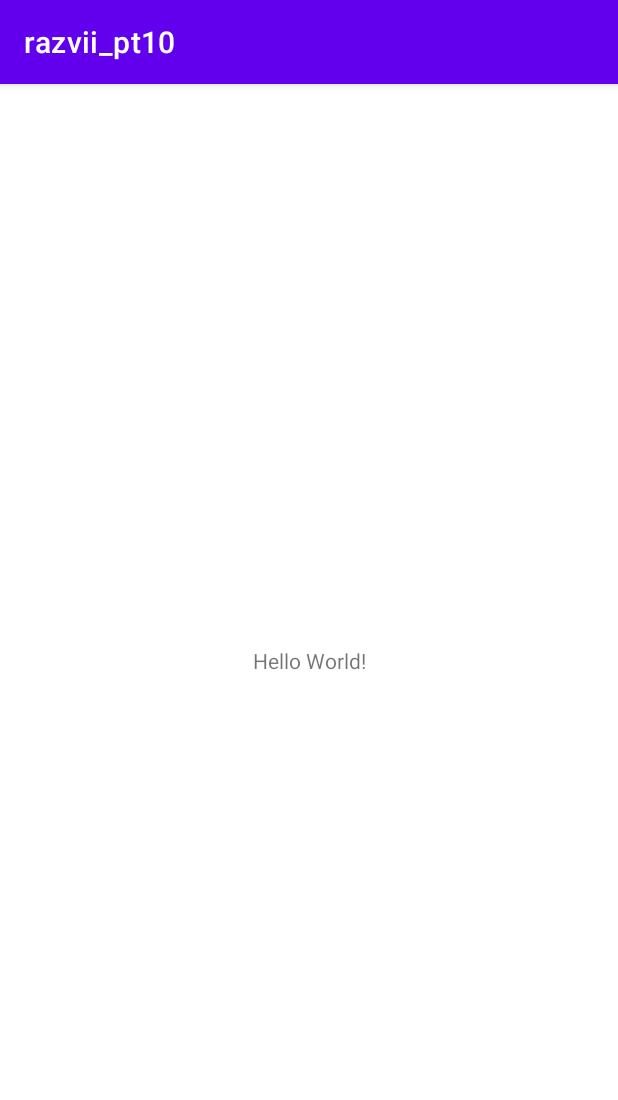
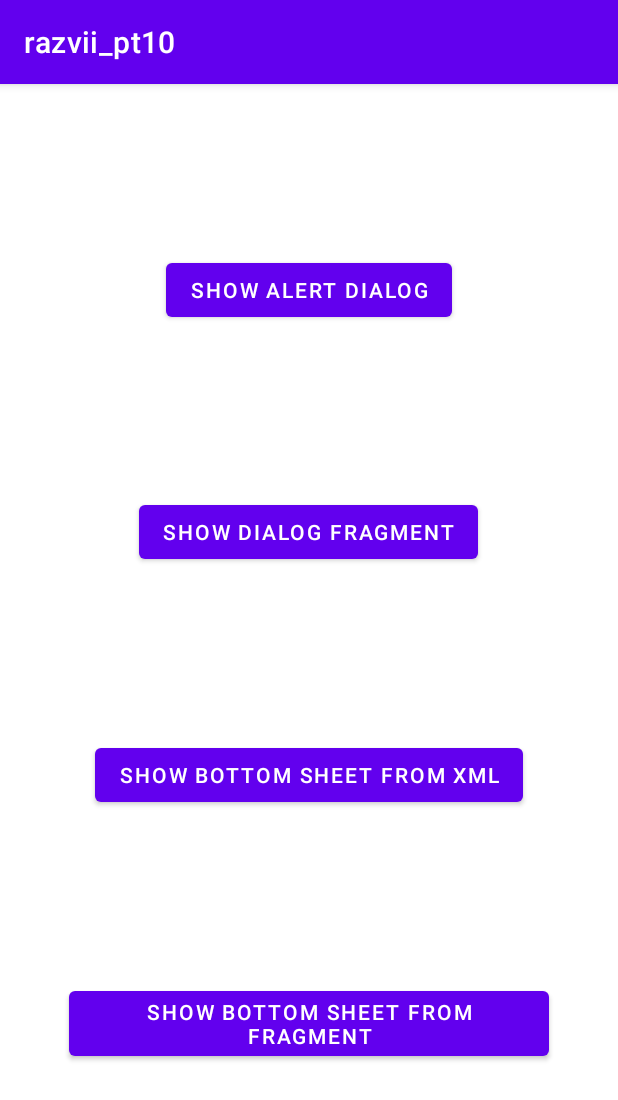
Before and after one commit to HardSea/razvii_pt10, an Android app: the screen it shows after launch (MainActivity), on a phone screen of 412 x 824 dp. Shown: the top 1100 px of the screen. Run offline under Robolectric (Android 15) with nearby library versions, the phone set to English and light mode, and no system bars.

Commit message:
Homework #10

```diff
--- a/app/build.gradle
+++ b/app/build.gradle
@@ -34,6 +34,7 @@ android {
 
 dependencies {
 
+    implementation 'com.afollestad.material-dialogs:core:3.3.0'
     implementation "org.jetbrains.kotlin:kotlin-stdlib:$kotlin_version"
     implementation 'androidx.core:core-ktx:1.3.2'
     implementation 'androidx.appcompat:appcompat:1.2.0'
--- a/app/src/main/java/com/pmacademy/razvii_pt10/MainActivity.kt
+++ b/app/src/main/java/com/pmacademy/razvii_pt10/MainActivity.kt
@@ -2,10 +2,89 @@ package com.pmacademy.razvii_pt10
 
 import androidx.appcompat.app.AppCompatActivity
 import android.os.Bundle
+import android.util.Log
+import android.view.View
+import android.widget.Button
+import android.widget.Toast
+import androidx.appcompat.app.AlertDialog
+import androidx.constraintlayout.widget.ConstraintLayout
+import com.google.android.material.bottomsheet.BottomSheetBehavior
 
 class MainActivity : AppCompatActivity() {
+
+    private val TAG = MainActivity::class.java.simpleName
+
+    private val bottomSheetBehavior: BottomSheetBehavior<ConstraintLayout> by lazy {
+        BottomSheetBehavior.from(findViewById(R.id.bottomSheet))
+    }
+
     override fun onCreate(savedInstanceState: Bundle?) {
         super.onCreate(savedInstanceState)
         setContentView(R.layout.activity_main)
+        setupBottomSheet()
+        setupButtonListeners()
+
     }
+
+    private fun setupButtonListeners() {
+        findViewById<Button>(R.id.btnAlertDialog).setOnClickListener {
+            showAlertDialog()
+        }
+        findViewById<Button>(R.id.btnDialogFragment).setOnClickListener {
+            showDialogFragment()
+        }
+        findViewById<Button>(R.id.btnBottomSheetXml).setOnClickListener {
+            showBottomSheetXml()
+        }
+        findViewById<Button>(R.id.btnBottomSheetFragment).setOnClickListener {
+            showBottomSheetFragment()
+        }
+
+    }
+
+    private fun showAlertDialog() {
+        AlertDialog.Builder(this)
+            .setTitle("Hello")
+            .setMessage("I'm the Alert Dialog :)")
+            .setIcon(R.drawable.ic_launcher_foreground)
+            .setPositiveButton("Hello :)") { dialog, which ->
+                Toast.makeText(this, "You're funny", Toast.LENGTH_SHORT).show()
+            }
+            .setNegativeButton("Bye :(") { dialog, which ->
+                Toast.makeText(this, "Bye bye", Toast.LENGTH_SHORT).show()
+            }
+            .setCancelable(false)
+            .show()
+    }
+
+    private fun showDialogFragment() {
+        supportFragmentManager.beginTransaction()
+            .add(DialogFragmentMain(), "TAG")
+            .commitAllowingStateLoss()
+    }
+
+    private fun showBottomSheetFragment() {
+        supportFragmentManager.beginTransaction().add(BottomSheetDialogFragmentMain(), "TAG")
+            .commitAllowingStateLoss()
+    }
+
+    private fun showBottomSheetXml() {
+        bottomSheetBehavior.state = BottomSheetBehavior.STATE_EXPANDED
+    }
+
+    private fun setupBottomSheet() {
+        bottomSheetBehavior.state = BottomSheetBehavior.STATE_HIDDEN
+        bottomSheetBehavior.addBottomSheetCallback(object :
+            BottomSheetBehavior.BottomSheetCallback() {
+            override fun onSlide(bottomSheet: View, slideOffset: Float) {
+                Log.d(TAG, "User slide Bottom Sheet — $slideOffset")
+            }
+
+            override fun onStateChanged(bottomSheet: View, newState: Int) {
+                Log.d(TAG, "Bottom Sheet state changed. New state — $newState")
+            }
+        })
+    }
+
+
 }
--- a/app/src/main/res/layout/activity_main.xml
+++ b/app/src/main/res/layout/activity_main.xml
@@ -1,18 +1,70 @@
 <?xml version="1.0" encoding="utf-8"?>
-<androidx.constraintlayout.widget.ConstraintLayout xmlns:android="http://schemas.android.com/apk/res/android"
-    xmlns:app="http://schemas.android.com/apk/res-auto"
+<androidx.coordinatorlayout.widget.CoordinatorLayout xmlns:android="http://schemas.android.com/apk/res/android"
     xmlns:tools="http://schemas.android.com/tools"
     android:layout_width="match_parent"
     android:layout_height="match_parent"
     tools:context=".MainActivity">
 
-    <TextView
-        android:layout_width="wrap_content"
-        android:layout_height="wrap_content"
-        android:text="Hello World!"
-        app:layout_constraintBottom_toBottomOf="parent"
-        app:layout_constraintLeft_toLeftOf="parent"
-        app:layout_constraintRight_toRightOf="parent"
-        app:layout_constraintTop_toTopOf="parent" />
+    <LinearLayout
+        android:layout_width="match_parent"
+        android:layout_height="match_parent"
+        android:orientation="vertical">
 
-</androidx.constraintlayout.widget.ConstraintLayout>
+        <View
+            android:layout_width="wrap_content"
+            android:layout_height="0dp"
+            android:layout_weight="1" />
+
+        <Button
+            android:id="@+id/btnAlertDialog"
+            android:layout_width="wrap_content"
+            android:layout_height="wrap_content"
+            android:layout_gravity="center"
+            android:text="@string/show_alert_dialog" />
+
+        <View
+            android:layout_width="wrap_content"
+            android:layout_height="0dp"
+            android:layout_weight="1" />
+
+        <Button
+            android:id="@+id/btnDialogFragment"
+            android:layout_width="wrap_content"
+            android:layout_height="wrap_content"
+            android:layout_gravity="center"
+            android:text="@string/show_dialog_fragment" />
+
+        <View
+            android:layout_width="wrap_content"
+            android:layout_height="0dp"
+            android:layout_weight="1" />
+
+        <Button
+            android:id="@+id/btnBottomSheetXml"
+            android:layout_width="wrap_content"
+            android:layout_height="wrap_content"
+            android:layout_gravity="center"
+            android:text="@string/show_bottom_sheet_from_xml" />
+
+        <View
+            android:layout_width="wrap_content"
+            android:layout_height="0dp"
+            android:layout_weight="1" />
+
+        <Button
+            android:id="@+id/btnBottomSheetFragment"
+            android:layout_width="wrap_content"
+            android:layout_height="wrap_content"
+            android:layout_gravity="center"
+            android:text="@string/show_bottom_sheet_from_fragment" />
+
+        <View
+            android:layout_width="wrap_content"
+            android:layout_height="0dp"
+            android:layout_weight="1" />
+
+
+    </LinearLayout>
+
+    <include layout="@layout/bottom_sheet_xml" />
+</androidx.coordinatorlayout.widget.CoordinatorLayout>
--- a/app/src/main/res/values/strings.xml
+++ b/app/src/main/res/values/strings.xml
@@ -1,3 +1,13 @@
 <resources>
     <string name="app_name">razvii_pt10</string>
+    <string name="here_you_can_say_me_hi">Here you can say me Hi</string>
+    <string name="hi_i_m_dialog_fragment">Hi, I am Dialog Fragment!</string>
+    <string name="hello">Hello</string>
+    <string name="and_i_can_hide">And I can hide</string>
+    <string name="i_am_a_bottom_sheet">I am a Bottom Sheet</string>
+    <string name="i_am_custom_bottom_sheet_from_fragment_you_can_change_me_any_way_you_want">I am custom Bottom Sheet from Fragment. You can change me any way you want</string>
+    <string name="show_alert_dialog">Show Alert Dialog</string>
+    <string name="show_dialog_fragment">Show Dialog Fragment</string>
+    <string name="show_bottom_sheet_from_xml">Show Bottom Sheet from xml</string>
+    <string name="show_bottom_sheet_from_fragment">Show Bottom Sheet from fragment</string>
 </resources>
```
Also changed, not shown: app/src/main/java/com/pmacademy/razvii_pt10/BottomSheetDialogFragmentMain.kt (added, +18 -0 lines), app/src/main/java/com/pmacademy/razvii_pt10/DialogFragmentMain.kt (added, +41 -0 lines), app/src/main/res/layout/bottom_sheet_fragment.xml (added, +21 -0 lines), app/src/main/res/layout/bottom_sheet_xml.xml (added, +38 -0 lines), app/src/main/res/layout/dialog_fragment_main.xml (added, +40 -0 lines).
